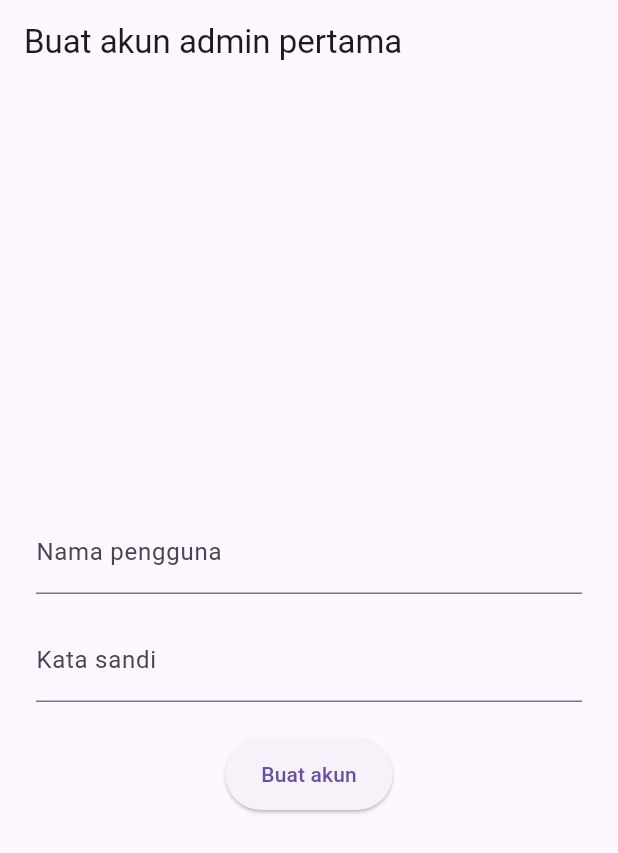
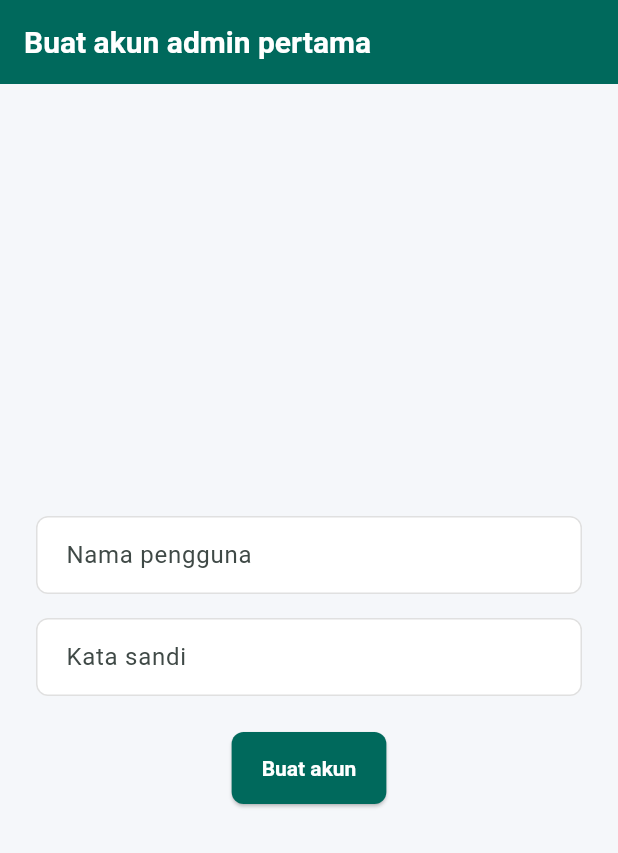
Before and after one commit to programmer-newbie-code/pharmacy-inventory-platform, a Flutter app: the screen it shows after launch, on a phone screen of 412 x 824 dp. Shown: the top 853 px of the screen. Run offline on Flutter 3.47's test engine with Material 3 defaults, Android fonts, the light colour scheme and no system bars; our stand-ins replace csv, drift, fl_chart, flutter_riverpod, google_sign_in, image_picker and 3 more; missing offline and left inert: bcrypt, excel, mobile_scanner; accounts and stored records are empty; generated files the repository leaves out were written again.

Commit message:
feat(branding): add pharmacy logo upload, AppTheme Material 3 design system, OpenFDA online drug lookup API, and MIT License (#30)

```diff
--- /dev/null
+++ b/lib/core/app_theme.dart
@@ -0,0 +1,74 @@
+import 'package:flutter/material.dart';
+
+class AppTheme {
+  static const primaryColor = Color(0xFF00695C); // Deep Teal
+  static const secondaryColor = Color(0xFF3F51B5); // Indigo
+  static const accentColor = Color(0xFF00BFA5); // Teal Accent
+  static const backgroundColor = Color(0xFFF5F7FA);
+
+  static ThemeData get lightTheme {
+    return ThemeData(
+      useMaterial3: true,
+      colorScheme: ColorScheme.fromSeed(
+        seedColor: primaryColor,
+        primary: primaryColor,
+        secondary: secondaryColor,
+        surface: Colors.white,
+      ),
+      scaffoldBackgroundColor: backgroundColor,
+      appBarTheme: const AppBarTheme(
+        backgroundColor: primaryColor,
+        foregroundColor: Colors.white,
+        elevation: 0,
+        centerTitle: false,
+        titleTextStyle: TextStyle(
+          color: Colors.white,
+          fontSize: 20,
+          fontWeight: FontWeight.bold,
+        ),
+      ),
+      cardTheme: CardThemeData(
+        elevation: 2,
+        shadowColor: Colors.black.withAlpha(20),
+        shape: RoundedRectangleBorder(
+          borderRadius: BorderRadius.circular(12),
+        ),
+        margin: const EdgeInsets.symmetric(vertical: 6, horizontal: 0),
+      ),
+      elevatedButtonTheme: ElevatedButtonThemeData(
+        style: ElevatedButton.styleFrom(
+          backgroundColor: primaryColor,
+          foregroundColor: Colors.white,
+          elevation: 1,
+          shape: RoundedRectangleBorder(
+            borderRadius: BorderRadius.circular(8),
+          ),
+          padding: const EdgeInsets.symmetric(horizontal: 20, vertical: 14),
+          textStyle: const TextStyle(fontWeight: FontWeight.bold),
+        ),
+      ),
+      inputDecorationTheme: InputDecorationTheme(
+        filled: true,
+        fillColor: Colors.white,
+        border: OutlineInputBorder(
+          borderRadius: BorderRadius.circular(8),
+          borderSide: BorderSide(color: Colors.grey.shade300),
+        ),
+        enabledBorder: OutlineInputBorder(
+          borderRadius: BorderRadius.circular(8),
+          borderSide: BorderSide(color: Colors.grey.shade300),
+        ),
+        focusedBorder: OutlineInputBorder(
+          borderRadius: BorderRadius.circular(8),
+          borderSide: const BorderSide(color: primaryColor, width: 2),
+        ),
+        contentPadding: const EdgeInsets.symmetric(horizontal: 16, vertical: 14),
+      ),
+      dialogTheme: DialogThemeData(
+        shape: RoundedRectangleBorder(
+          borderRadius: BorderRadius.circular(16),
+        ),
+      ),
+    );
+  }
+}
--- a/lib/main.dart
+++ b/lib/main.dart
@@ -1,6 +1,6 @@
 import 'package:flutter/material.dart';
 import 'package:flutter_riverpod/flutter_riverpod.dart';
-
+import 'core/app_theme.dart';
 import 'core/providers.dart';
 import 'features/auth/auth_session.dart';
 import 'features/auth/login_screen.dart';
@@ -17,12 +17,13 @@ class PharmacyInventoryApp extends StatelessWidget {
 
   @override
   Widget build(BuildContext context) {
-    return const MaterialApp(
+    return MaterialApp(
       title: 'Pharmacy Inventory Platform',
+      theme: AppTheme.lightTheme,
       localizationsDelegates: AppLocalizations.localizationsDelegates,
       supportedLocales: AppLocalizations.supportedLocales,
-      locale: Locale('id'),
-      home: AuthGate(),
+      locale: const Locale('id'),
+      home: const AuthGate(),
     );
   }
 }
--- a/pubspec.yaml
+++ b/pubspec.yaml
@@ -27,6 +27,8 @@ dependencies:
   pdf: ^3.11.1
   printing: ^5.13.3
   fl_chart: ^0.69.2
+  image_picker: ^1.1.2
+  shared_preferences: ^2.3.2
 
 dev_dependencies:
   flutter_test:
```
Also changed, not shown: lib/core/providers.dart (+10 -0 lines), lib/data/openfda_drug_service.dart (added, +64 -0 lines), lib/data/pharmacy_settings_service.dart (added, +58 -0 lines), lib/data/receipt_pdf_service.dart (+12 -1 lines), lib/features/home/home_screen.dart (+12 -0 lines), lib/features/settings/pharmacy_branding_dialog.dart (added, +139 -0 lines), pubspec.lock, 6 other files.
